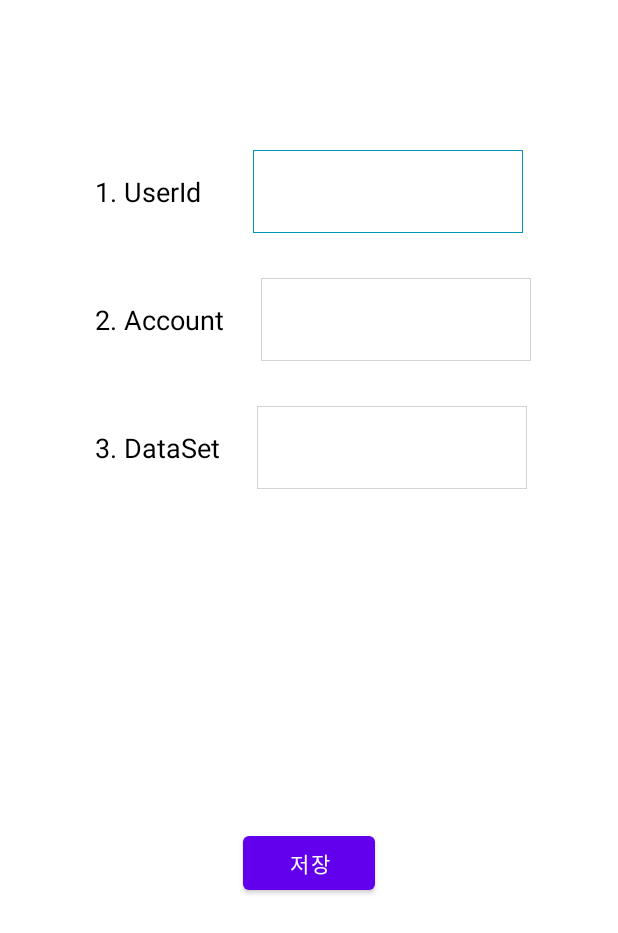
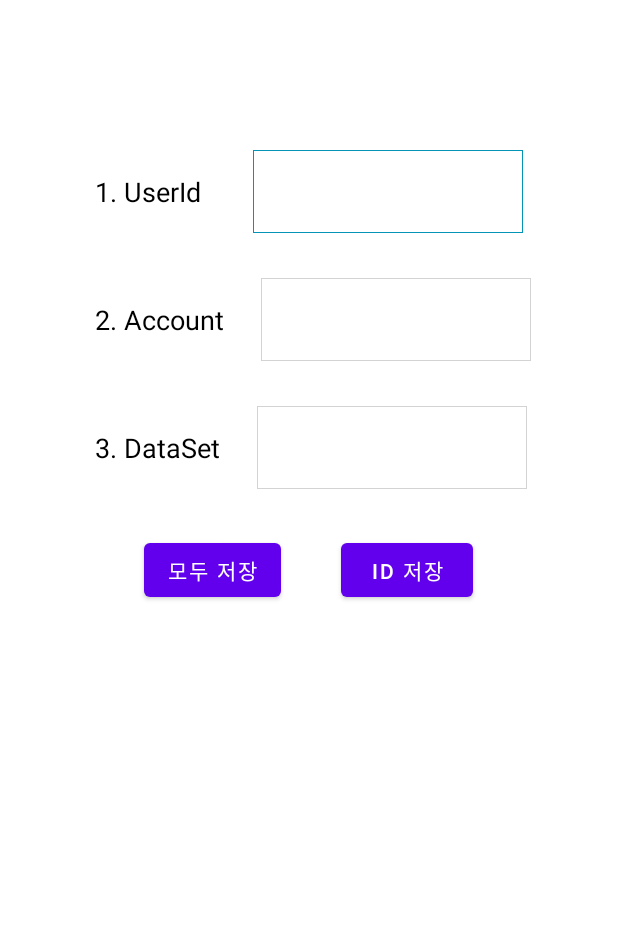
Before and after one commit to GP-Salesforce/mcp-push-app, an Android app: the layout content_main.xml on its own in the app's theme, with its tools: preview values and no code run, on a phone screen of 412 x 824 dp. Shown: the top 933 px of the screen. Run offline under Robolectric (Android 15) with nearby library versions, the phone set to English and light mode, and no system bars.

```diff
--- a/McpPushDemo_aos_java/McpPushDemo_AOS/app/src/main/res/layout/content_main.xml
+++ b/McpPushDemo_aos_java/McpPushDemo_AOS/app/src/main/res/layout/content_main.xml
@@ -104,21 +104,37 @@
             android:layout_weight="0.74"
             android:background="@drawable/bg_et"
             android:gravity="center"
-            android:imeOptions="actionNext"
+            android:imeOptions="actionDone"
             android:singleLine="true"
             android:textSize="18dp" />
 
     </LinearLayout>
 
-    <Button
-        android:id="@+id/bt_save"
-        android:layout_width="wrap_content"
+    <LinearLayout
+        android:id="@+id/ll_btn"
+        android:layout_width="match_parent"
         android:layout_height="wrap_content"
-        android:text="저장"
-        app:layout_constraintBottom_toBottomOf="parent"
-        app:layout_constraintEnd_toEndOf="parent"
-        app:layout_constraintStart_toStartOf="parent"
-        app:layout_constraintTop_toBottomOf="@id/ll_3rd" />
+        android:layout_marginTop="30dp"
+        android:gravity="center_horizontal"
+        android:orientation="horizontal"
+        app:layout_constraintStart_toStartOf="@id/ll_3rd"
+        app:layout_constraintTop_toBottomOf="@id/ll_3rd">
+
+        <Button
+            android:id="@+id/bt_all_save"
+            android:layout_width="wrap_content"
+            android:layout_height="wrap_content"
+            android:layout_marginEnd="20dp"
+            android:text="모두 저장" />
+
+        <Button
+            android:id="@+id/bt_id_save"
+            android:layout_width="wrap_content"
+            android:layout_height="wrap_content"
+            android:layout_marginStart="20dp"
+            android:text="ID 저장" />
+
+    </LinearLayout>
 
     <TextView
         android:id="@+id/tv_version"
@@ -127,7 +143,7 @@
         android:layout_marginTop="20dp"
         android:textAppearance="?android:attr/textAppearanceListItem"
         android:textStyle="bold"
-        app:layout_constraintTop_toBottomOf="@id/bt_save"/>
+        app:layout_constraintTop_toBottomOf="@id/ll_btn" />
 
     <TextView
         android:id="@+id/tv_density"
@@ -138,22 +154,20 @@
         android:paddingBottom="16dp"
         android:textAppearance="?android:attr/textAppearanceListItem"
         android:textStyle="bold"
-        app:layout_constraintTop_toBottomOf="@id/tv_version"/>
+        app:layout_constraintTop_toBottomOf="@id/tv_version" />
 
 
     <TextView
         android:id="@+id/tv_ppi"
         android:layout_width="wrap_content"
         android:layout_height="wrap_content"
+        android:layout_marginStart="20dp"
         android:layout_marginTop="10dp"
-        android:layout_marginStart="20dp"
         android:paddingBottom="16dp"
         android:textAppearance="?android:attr/textAppearanceListItem"
         android:textStyle="bold"
-        app:layout_constraintTop_toBottomOf="@id/tv_version"
-        app:layout_constraintStart_toEndOf="@id/tv_density"/>
-
-
+        app:layout_constraintStart_toEndOf="@id/tv_density"
+        app:layout_constraintTop_toBottomOf="@id/tv_version" />
 
 
 </androidx.constraintlayout.widget.ConstraintLayout>
--- a/McpPushDemo_aos_java/McpPushDemo_AOS/build.gradle
+++ b/McpPushDemo_aos_java/McpPushDemo_AOS/build.gradle
@@ -22,6 +22,6 @@ ext {
     compileSdkVersion = 34
     targetSdkVersion = 33
 
-    currentVerCode = 20231214
+    currentVerCode = 20240214
     currentVerName = '0.1'
 }
```
Also changed, not shown: McpPushDemo_aos_java/McpPushDemo_AOS/app/src/main/java/com/goldenplanet/mcppushdemo_aos/activity/MainActivity.java (+39 -15 lines).
